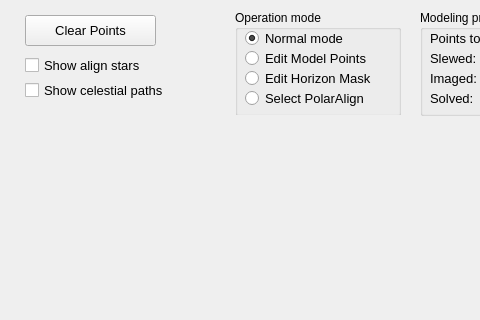
Before: the Qt Designer form mountwizzard/gui/hemisphere_window_ui.ui in sayitfast/MountWizzard3, drawn with Qt 5; both pictures show x 0 to 480 and y 0 to 320 of the 791 by 641 pixel window.
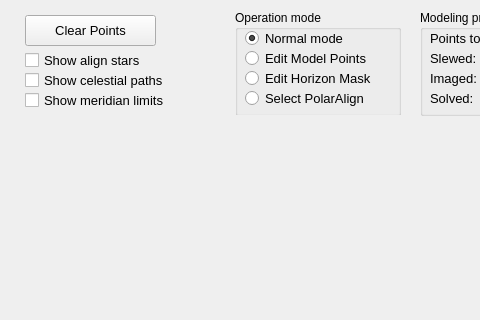
After: the same form once the commit is applied.

Commit message: added show meridian limits

Diff of the .ui file:
```diff
--- a/mountwizzard/gui/hemisphere_window_ui.ui
+++ b/mountwizzard/gui/hemisphere_window_ui.ui
@@ -207,7 +207,7 @@
    <property name="geometry">
     <rect>
      <x>25</x>
-     <y>55</y>
+     <y>50</y>
      <width>131</width>
      <height>21</height>
     </rect>
@@ -568,7 +568,7 @@
    <property name="geometry">
     <rect>
      <x>25</x>
-     <y>80</y>
+     <y>70</y>
      <width>156</width>
      <height>21</height>
     </rect>
@@ -582,6 +582,24 @@
     <string>Show celestial paths</string>
    </property>
   </widget>
+  <widget class="QCheckBox" name="checkShowMeridian">
+   <property name="geometry">
+    <rect>
+     <x>25</x>
+     <y>90</y>
+     <width>156</width>
+     <height>21</height>
+    </rect>
+   </property>
+   <property name="font">
+    <font>
+     <pointsize>10</pointsize>
+    </font>
+   </property>
+   <property name="text">
+    <string>Show meridian limits</string>
+   </property>
+  </widget>
   <zorder>hemisphereBackground</zorder>
   <zorder>btn_deletePoints</zorder>
   <zorder>groupBox_2</zorder>
```
Left out of the diff: 1 changed line with no effect on the pictures. The commit also changes 2 other files.
